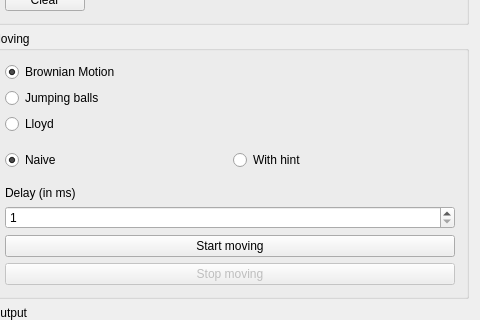
First picture: the form in mainwindow.ui, repository jetSett/Delaunay-moving-points, before the edit; both pictures show x 505 to 985 and y 110 to 430 of the 985 by 673 pixel window.
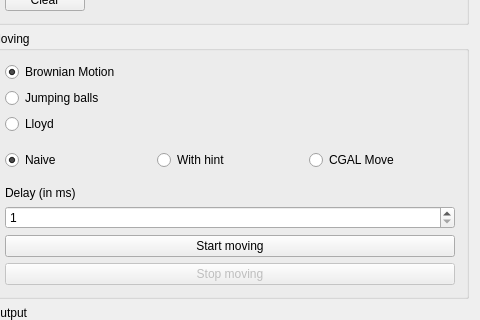
Second picture: the form after the edit.

Commit message: Bug correct + cgal moving

The edit to the form file:
```diff
--- a/mainwindow.ui
+++ b/mainwindow.ui
@@ -174,6 +174,16 @@
                </attribute>
               </widget>
              </item>
+             <item>
+              <widget class="QRadioButton" name="cgalMoveButton">
+               <property name="text">
+                <string>CGAL Move</string>
+               </property>
+               <attribute name="buttonGroup">
+                <string notr="true">delauneyMovingTypeButtonGroup</string>
+               </attribute>
+              </widget>
+             </item>
             </layout>
            </item>
            <item>
```
The commit also changes 4 other files.
